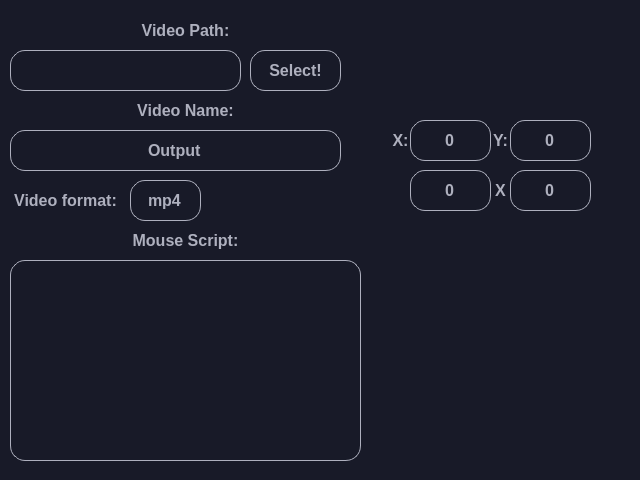
Above: ui.ui from Pixelsuft/ScreenReader before the change. Below: the same form after it.
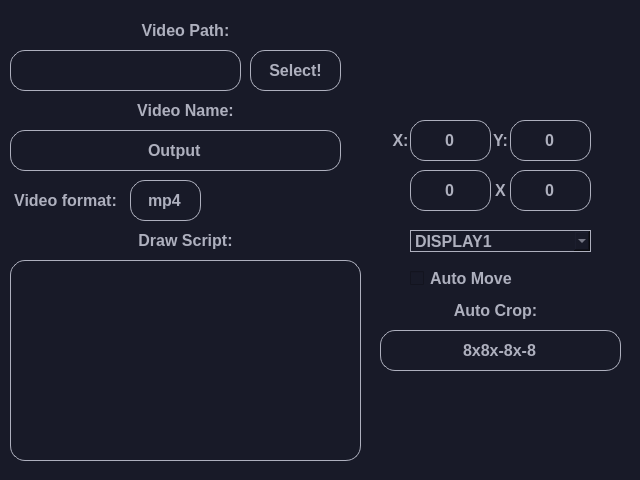
That is the form after the change. Icons and pictures are not drawn.

```diff
--- a/ui.ui
+++ b/ui.ui
@@ -322,7 +322,7 @@
 }</string>
     </property>
     <property name="text">
-     <string>Mouse Script:</string>
+     <string>Draw Script:</string>
     </property>
     <property name="alignment">
      <set>Qt::AlignCenter</set>
@@ -558,6 +558,114 @@
      <set>Qt::AlignCenter</set>
     </property>
    </widget>
+   <widget class="QComboBox" name="windowsBox">
+    <property name="geometry">
+     <rect>
+      <x>410</x>
+      <y>230</y>
+      <width>181</width>
+      <height>22</height>
+     </rect>
+    </property>
+    <property name="font">
+     <font>
+      <family>Segoe UI</family>
+      <pointsize>12</pointsize>
+      <weight>75</weight>
+      <bold>true</bold>
+     </font>
+    </property>
+    <property name="styleSheet">
+     <string notr="true">border: 1px solid rgb(174, 176, 190);</string>
+    </property>
+    <item>
+     <property name="text">
+      <string>DISPLAY1</string>
+     </property>
+    </item>
+   </widget>
+   <widget class="QCheckBox" name="automoveLabel">
+    <property name="geometry">
+     <rect>
+      <x>410</x>
+      <y>270</y>
+      <width>171</width>
+      <height>17</height>
+     </rect>
+    </property>
+    <property name="font">
+     <font>
+      <family>Segoe UI</family>
+      <pointsize>12</pointsize>
+      <weight>75</weight>
+      <bold>true</bold>
+     </font>
+    </property>
+    <property name="styleSheet">
+     <string notr="true">border-radius: 15px;</string>
+    </property>
+    <property name="text">
+     <string>Auto Move</string>
+    </property>
+   </widget>
+   <widget class="QLabel" name="autocropLabel">
+    <property name="geometry">
+     <rect>
+      <x>440</x>
+      <y>300</y>
+      <width>111</width>
+      <height>21</height>
+     </rect>
+    </property>
+    <property name="font">
+     <font>
+      <family>Segoe UI</family>
+      <pointsize>12</pointsize>
+      <weight>75</weight>
+      <bold>true</bold>
+     </font>
+    </property>
+    <property name="styleSheet">
+     <string notr="true">* {
+	color: rgb(174, 176, 190);
+	background-color: rgba(0, 0, 0, 0);
+}</string>
+    </property>
+    <property name="text">
+     <string>Auto Crop:</string>
+    </property>
+    <property name="alignment">
+     <set>Qt::AlignCenter</set>
+    </property>
+   </widget>
+   <widget class="QLineEdit" name="autocropText">
+    <property name="geometry">
+     <rect>
+      <x>380</x>
+      <y>330</y>
+      <width>241</width>
+      <height>41</height>
+     </rect>
+    </property>
+    <property name="font">
+     <font>
+      <family>Segoe UI</family>
+      <pointsize>12</pointsize>
+      <weight>75</weight>
+      <bold>true</bold>
+     </font>
+    </property>
+    <property name="styleSheet">
+     <string notr="true">border: 1px solid rgb(174, 176, 190);
+border-radius: 15px;</string>
+    </property>
+    <property name="text">
+     <string>8x8x-8x-8</string>
+    </property>
+    <property name="alignment">
+     <set>Qt::AlignCenter</set>
+    </property>
+   </widget>
   </widget>
  </widget>
  <resources/>
```
Left out of the diff: 2 changed lines with no effect on the pictures.
